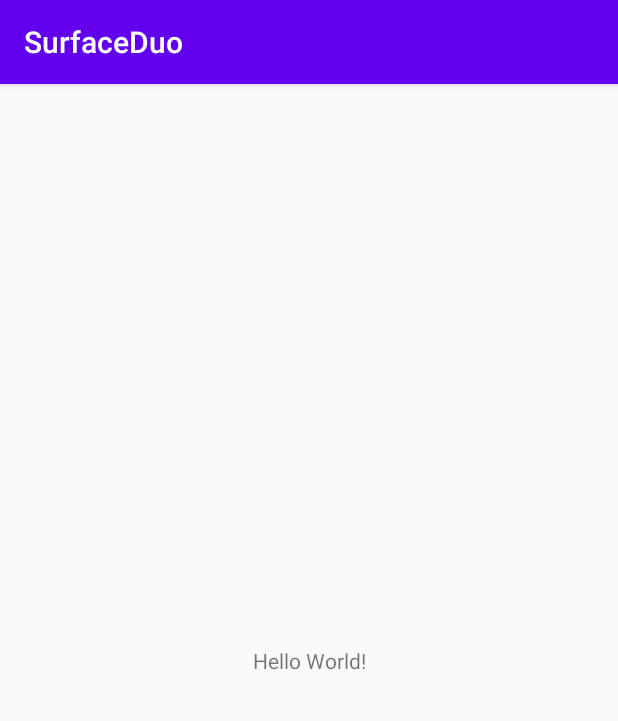
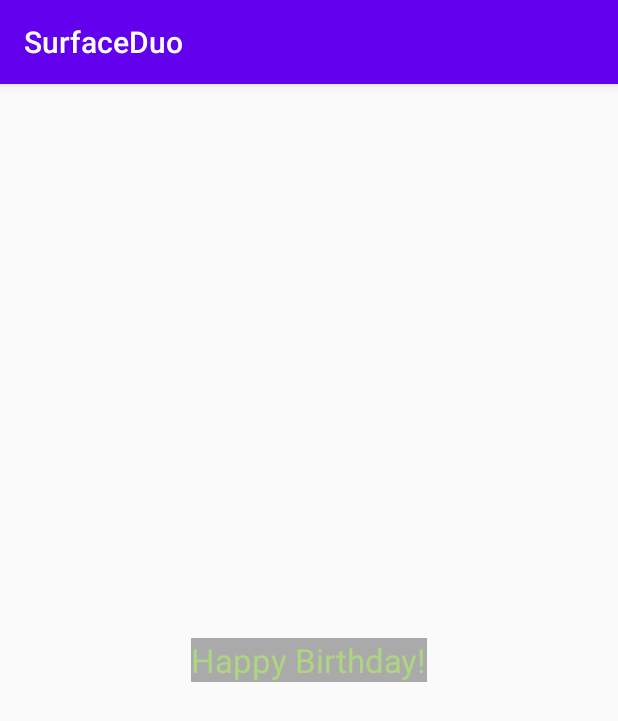
Before and after one commit to ceteongvanness/Surface-Duo-Demo, an Android app: the screen it shows after launch (MainActivity), on a phone screen of 412 x 824 dp. Shown: the top 721 px of the screen. Run offline under Robolectric (Android 15) with nearby library versions, the phone set to English and light mode, and no system bars.

Commit message:
Change TextView and Adding ImageView

```diff
--- a/app/src/main/res/layout/activity_main.xml
+++ b/app/src/main/res/layout/activity_main.xml
@@ -9,10 +9,19 @@
     <TextView
         android:layout_width="wrap_content"
         android:layout_height="wrap_content"
-        android:text="Hello World!"
+        android:text="Happy Birthday!"
+        android:textColor="#AED581"
+        android:background="@android:color/darker_gray"
         app:layout_constraintBottom_toBottomOf="parent"
         app:layout_constraintLeft_toLeftOf="parent"
         app:layout_constraintRight_toRightOf="parent"
-        app:layout_constraintTop_toTopOf="parent" />
+        app:layout_constraintTop_toTopOf="parent"
+        android:textAppearance="?android:textAppearanceLarge"
+        />
+    <!--<ImageView
+        android:src="@drawable/android"
+        android:layout_width="wrap_content"
+        android:layout_height="wrap_content"
+        android:scaleType="centerCrop" />-->
 
 </androidx.constraintlayout.widget.ConstraintLayout>
```
